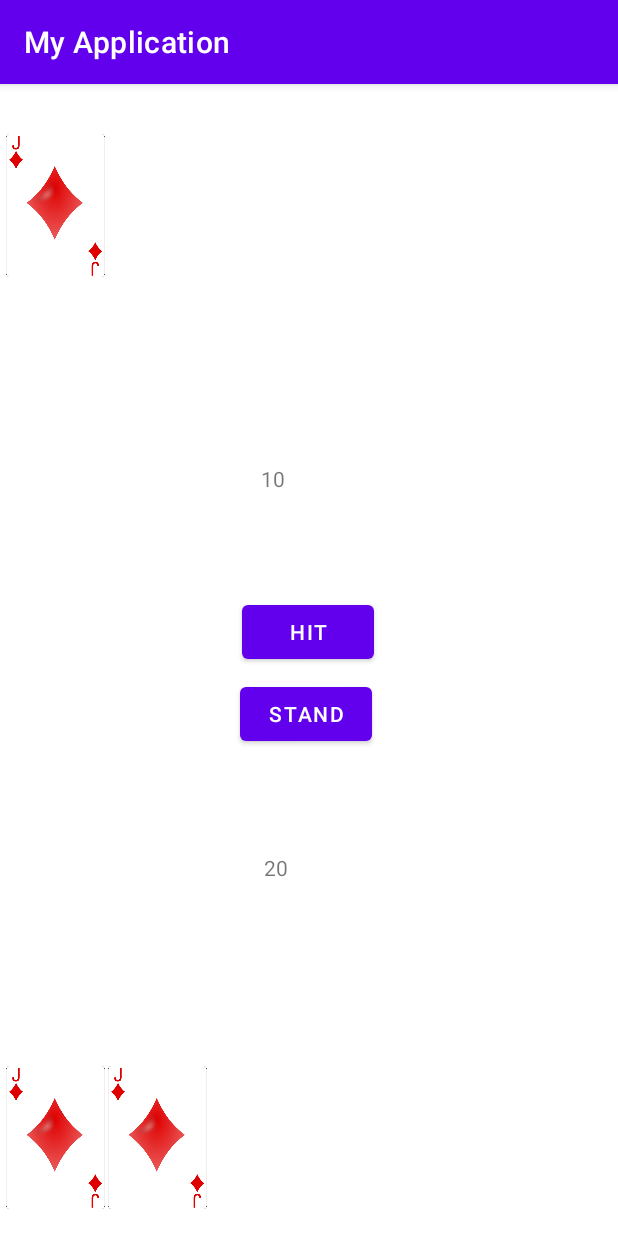
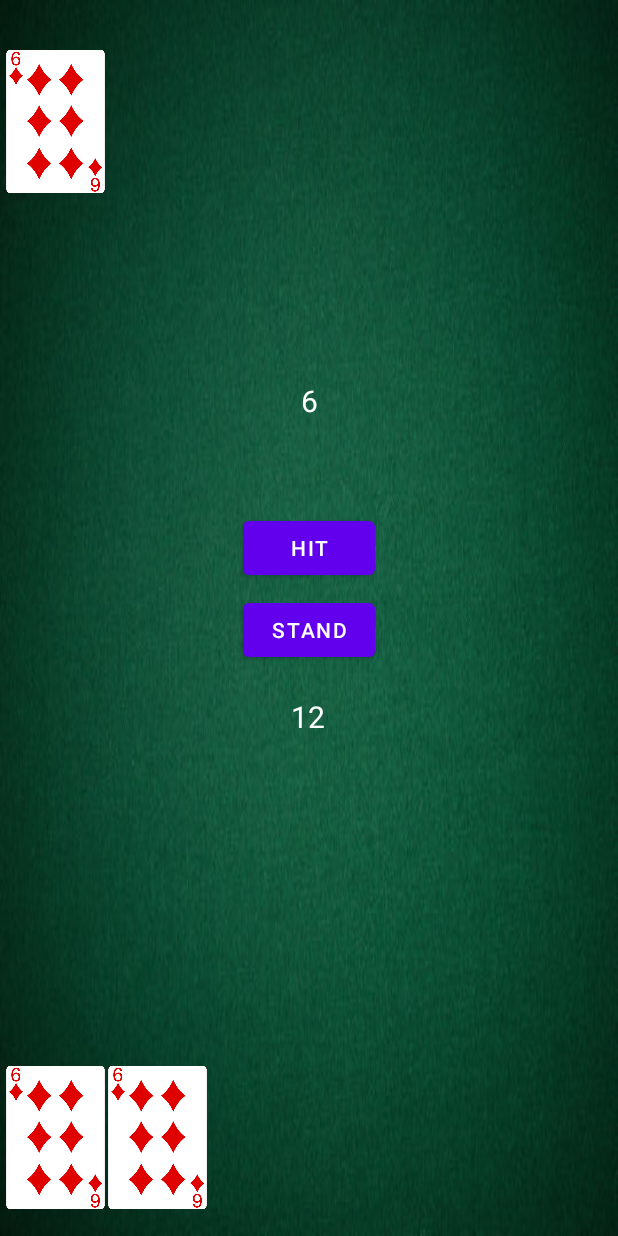
Before and after one commit to noelpettersson/Blackjack, an Android app: the PlayActivity screen opened directly, with no data from a screen before it, on a phone screen of 412 x 824 dp. Run offline under Robolectric (Android 15) with nearby library versions, the phone set to English and light mode, and no system bars.

Commit message:
Background picture / music added

```diff
--- a/app/src/main/AndroidManifest.xml
+++ b/app/src/main/AndroidManifest.xml
@@ -8,7 +8,7 @@
         android:dataExtractionRules="@xml/data_extraction_rules"
         android:fullBackupContent="@xml/backup_rules"
         android:icon="@mipmap/ic_launcher"
-        android:label="@string/app_name"
+        android:label="Blackjack"
         android:roundIcon="@mipmap/ic_launcher_round"
         android:supportsRtl="true"
         android:theme="@style/Theme.MyApplication"
--- a/app/src/main/res/layout/activity_play.xml
+++ b/app/src/main/res/layout/activity_play.xml
@@ -4,6 +4,7 @@
     xmlns:tools="http://schemas.android.com/tools"
     android:layout_width="match_parent"
     android:layout_height="match_parent"
+    android:background="@drawable/blackjacktable"
     tools:context=".PlayActivity">
 
     <ImageView
@@ -312,50 +313,31 @@
         app:srcCompat="@drawable/ace_card"
         tools:visibility="visible" />
 
-    <Button
-        android:id="@+id/aceOneButton"
-        android:layout_width="wrap_content"
-        android:layout_height="wrap_content"
-        android:layout_marginStart="31dp"
-        android:layout_marginBottom="249dp"
-        android:text="1"
-        android:visibility="invisible"
-        app:layout_constraintBottom_toBottomOf="parent"
-        app:layout_constraintStart_toStartOf="parent"
-        tools:visibility="visible" />
-
-    <Button
-        android:id="@+id/aceElevenButton"
-        android:layout_width="wrap_content"
-        android:layout_height="wrap_content"
-        android:layout_marginEnd="59dp"
-        android:layout_marginBottom="249dp"
-        android:text="11"
-        android:visibility="invisible"
-        app:layout_constraintBottom_toBottomOf="parent"
-        app:layout_constraintEnd_toEndOf="parent"
-        tools:visibility="visible" />
-
     <TextView
         android:id="@+id/myScoreText"
         android:layout_width="wrap_content"
         android:layout_height="wrap_content"
-        android:layout_marginStart="176dp"
-        android:layout_marginEnd="177dp"
-        android:layout_marginBottom="236dp"
+        android:layout_marginStart="150dp"
+        android:layout_marginTop="464dp"
+        android:layout_marginEnd="150dp"
+        android:gravity="center_vertical"
         android:text="TextView"
-        app:layout_constraintBottom_toBottomOf="parent"
+        android:textColor="#FFFFFF"
+        android:textSize="20sp"
         app:layout_constraintEnd_toEndOf="parent"
-        app:layout_constraintHorizontal_bias="0.0"
-        app:layout_constraintStart_toStartOf="parent" />
+        app:layout_constraintHorizontal_bias="0.49"
+        app:layout_constraintStart_toStartOf="parent"
+        app:layout_constraintTop_toTopOf="parent" />
 
     <Button
         android:id="@+id/test"
         android:layout_width="wrap_content"
         android:layout_height="wrap_content"
-        android:layout_marginStart="161dp"
+        android:layout_marginStart="150dp"
         android:layout_marginTop="341dp"
+        android:layout_marginEnd="150dp"
         android:text="HIT"
+        app:layout_constraintEnd_toEndOf="parent"
         app:layout_constraintStart_toStartOf="parent"
         app:layout_constraintTop_toTopOf="parent" />
 
@@ -363,9 +345,11 @@
         android:id="@+id/standButton"
         android:layout_width="wrap_content"
         android:layout_height="wrap_content"
-        android:layout_marginStart="160dp"
+        android:layout_marginStart="150dp"
         android:layout_marginTop="396dp"
+        android:layout_marginEnd="150dp"
         android:text="stand"
+        app:layout_constraintEnd_toEndOf="parent"
         app:layout_constraintStart_toStartOf="parent"
         app:layout_constraintTop_toTopOf="parent" />
 
@@ -373,10 +357,12 @@
         android:id="@+id/restartButton"
         android:layout_width="wrap_content"
         android:layout_height="wrap_content"
-        android:layout_marginStart="152dp"
+        android:layout_marginStart="150dp"
         android:layout_marginTop="292dp"
+        android:layout_marginEnd="150dp"
         android:text="Restart"
         android:visibility="invisible"
+        app:layout_constraintEnd_toEndOf="parent"
         app:layout_constraintStart_toStartOf="parent"
         app:layout_constraintTop_toTopOf="parent"
         tools:visibility="visible" />
@@ -396,9 +382,15 @@
         android:id="@+id/dealerScoreText"
         android:layout_width="wrap_content"
         android:layout_height="wrap_content"
-        android:layout_marginStart="174dp"
+        android:layout_marginStart="150dp"
         android:layout_marginTop="253dp"
+        android:layout_marginEnd="150dp"
+        android:gravity="center_vertical"
         android:text="TextView"
+        android:textColor="#FFFFFF"
+        android:textSize="20sp"
+        app:layout_constraintEnd_toEndOf="parent"
         app:layout_constraintStart_toStartOf="parent"
         app:layout_constraintTop_toTopOf="parent" />
+
 </androidx.constraintlayout.widget.ConstraintLayout>
--- a/app/src/main/res/values/strings.xml
+++ b/app/src/main/res/values/strings.xml
@@ -1,3 +1,3 @@
 <resources>
-    <string name="app_name">My Application</string>
+    <string name="app_name">Blackjack</string>
 </resources>
--- a/app/src/main/res/values/themes.xml
+++ b/app/src/main/res/values/themes.xml
@@ -1,6 +1,6 @@
 <resources xmlns:tools="http://schemas.android.com/tools">
     <!-- Base application theme. -->
-    <style name="Theme.MyApplication" parent="Theme.MaterialComponents.DayNight.DarkActionBar">
+    <style name="Theme.MyApplication" parent="Theme.MaterialComponents.DayNight.NoActionBar">
         <!-- Primary brand color. -->
         <item name="colorPrimary">@color/purple_500</item>
         <item name="colorPrimaryVariant">@color/purple_700</item>
```
Also changed, not shown: app/src/main/java/com/example/myapplication/MainActivity.kt (+19 -7 lines), app/src/main/java/com/example/myapplication/PlayActivity.kt (+10 -18 lines), app/src/main/res/layout/activity_main.xml (+14 -11 lines), app/src/main/res/drawable/blackjacktable.jpg (added), 1 other file.
